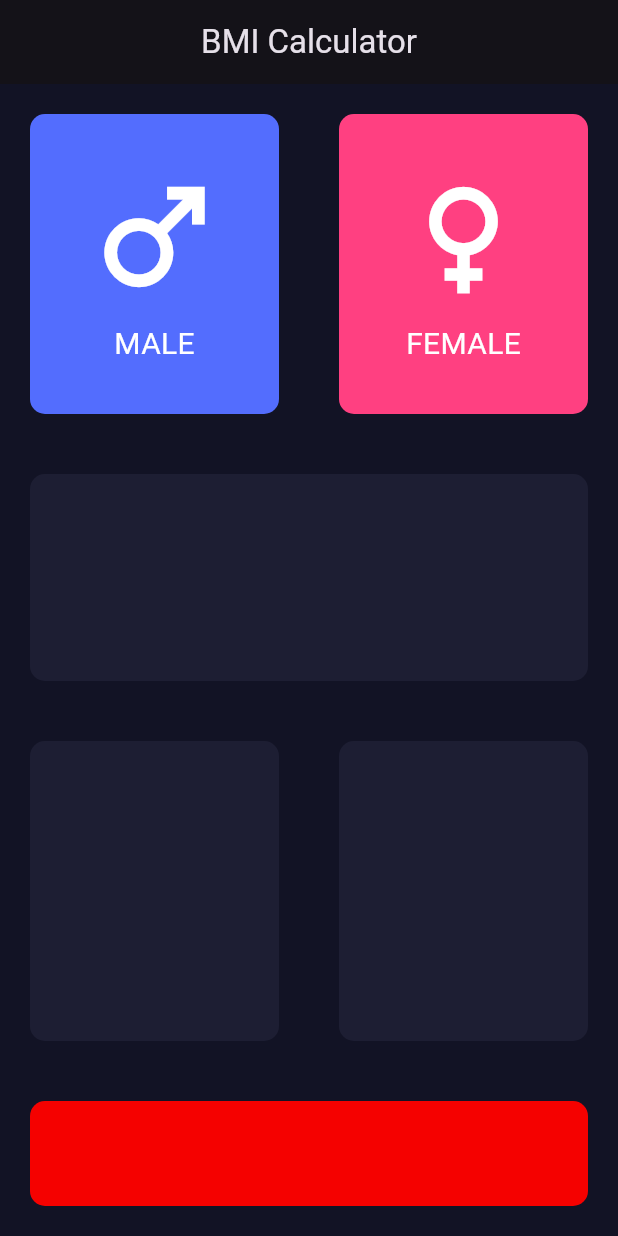
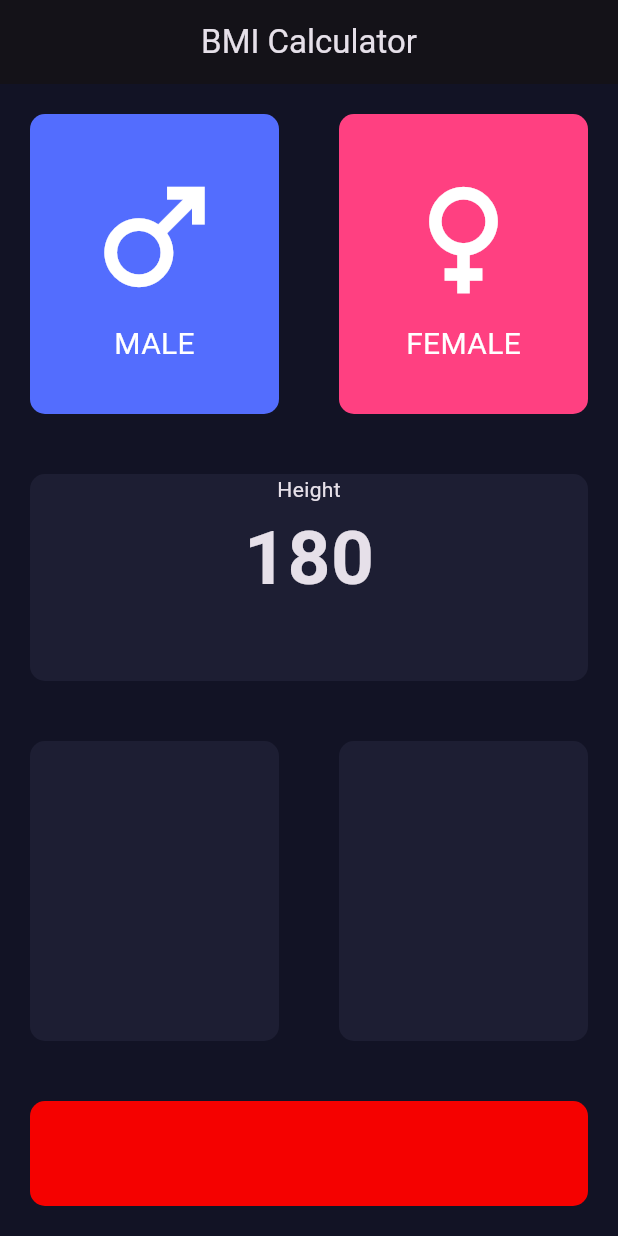
Before and after one commit to MNJTdhr/BMI_calculator, a Flutter app: the screen it shows after launch, on a phone screen of 412 x 824 dp. Run offline on Flutter 3.47's test engine with Material 3 defaults, Android fonts, the phone set to English and light mode, and no system bars.

Commit message:
added font size and font weight constants and colors

```diff
--- a/lib/assets/constants.dart
+++ b/lib/assets/constants.dart
@@ -8,3 +8,6 @@ const Color kBottomContainerColor = Color.fromARGB(255, 245, 1, 0);
 
 const double kIconSize = 100;
 const kTextStyling = TextStyle(fontSize: 20, color: Colors.white);
+
+const double kFontSize = 50;
+const kFontWeight = FontWeight.bold;
--- a/lib/screens/input_page.dart
+++ b/lib/screens/input_page.dart
@@ -88,7 +88,16 @@ class _InputPageState extends State<InputPage> {
                 child: ReusableCards(
                   onPress: () {},
                   cardChild: Column(
-                    children: [],
+                    children: [
+                      Text("Height"),
+                      Text(
+                        "180",
+                        style: TextStyle(
+                          fontSize: kFontSize,
+                          fontWeight: kFontWeight,
+                        ),
+                      ),
+                    ],
                   ),
                   height: kReusableCardsheight,
                 ),
@@ -101,7 +110,6 @@ class _InputPageState extends State<InputPage> {
                       cardChild: Column(
                         children: [],
                       ),
-                      width: kReusableCardsheight,
                       height: kReusableCardsheight,
                     ),
                   ),
@@ -111,7 +119,6 @@ class _InputPageState extends State<InputPage> {
                       cardChild: Column(
                         children: [],
                       ),
-                      width: kReusableCardsheight,
                       height: kReusableCardsheight,
                     ),
                   ),
```
